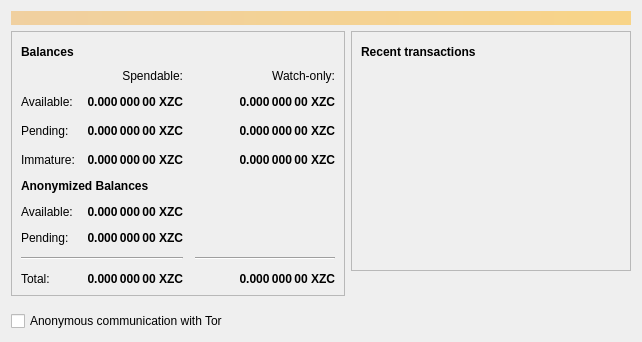
This is src/qt/forms/overviewpage.ui in 1001tests/BZX as Qt 5 draws it before an edit. The edited form follows.
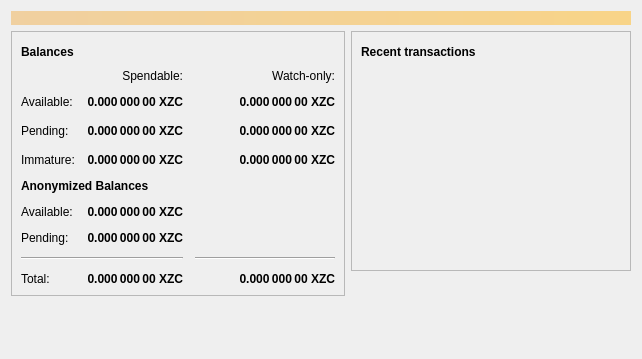
This is the edited form. Icons and pictures are not drawn.

Diff of the .ui file:
```diff
--- a/src/qt/forms/overviewpage.ui
+++ b/src/qt/forms/overviewpage.ui
@@ -7,7 +7,7 @@
     <x>0</x>
     <y>0</y>
     <width>642</width>
-    <height>342</height>
+    <height>359</height>
    </rect>
   </property>
   <property name="windowTitle">
@@ -496,19 +496,6 @@
          </property>
         </spacer>
        </item>
-       <item>
-        <widget class="QCheckBox" name="checkboxEnabledTor">
-         <property name="enabled">
-          <bool>true</bool>
-         </property>
-         <property name="text">
-          <string>Anonymous communication with Tor</string>
-         </property>
-         <property name="checked">
-          <bool>false</bool>
-         </property>
-        </widget>
-       </item>
       </layout>
      </item>
      <item>
```
